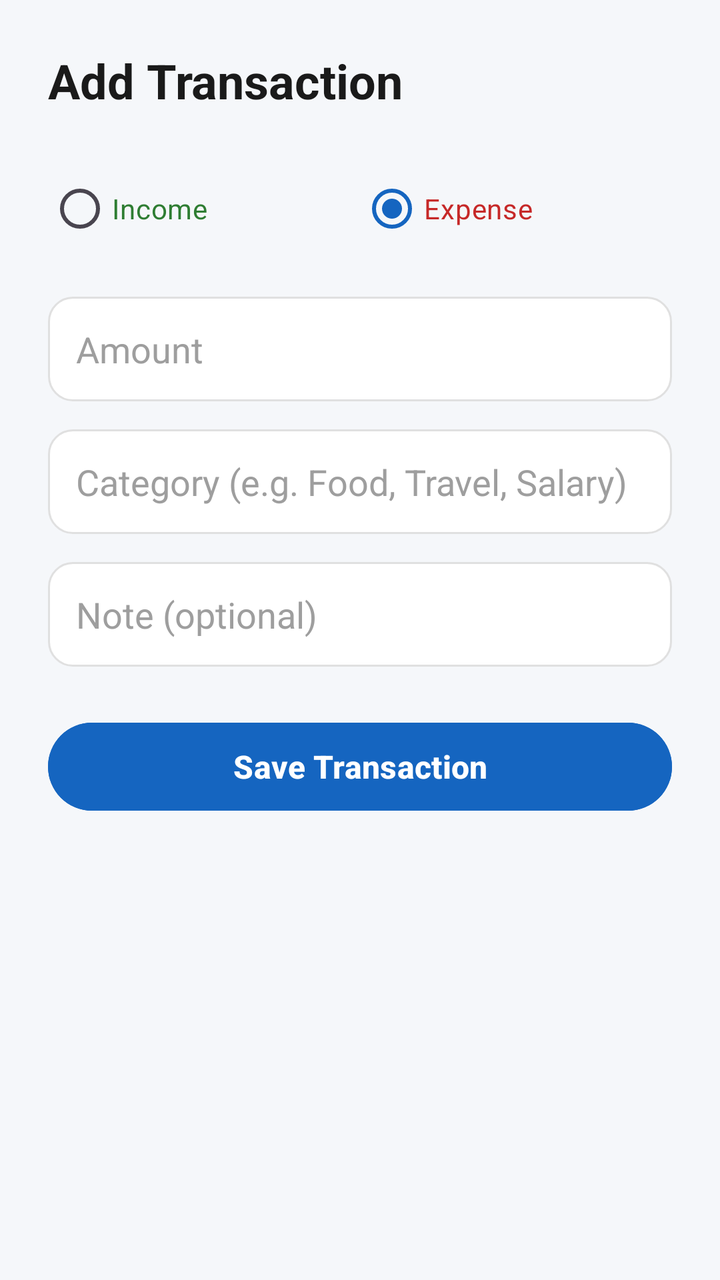
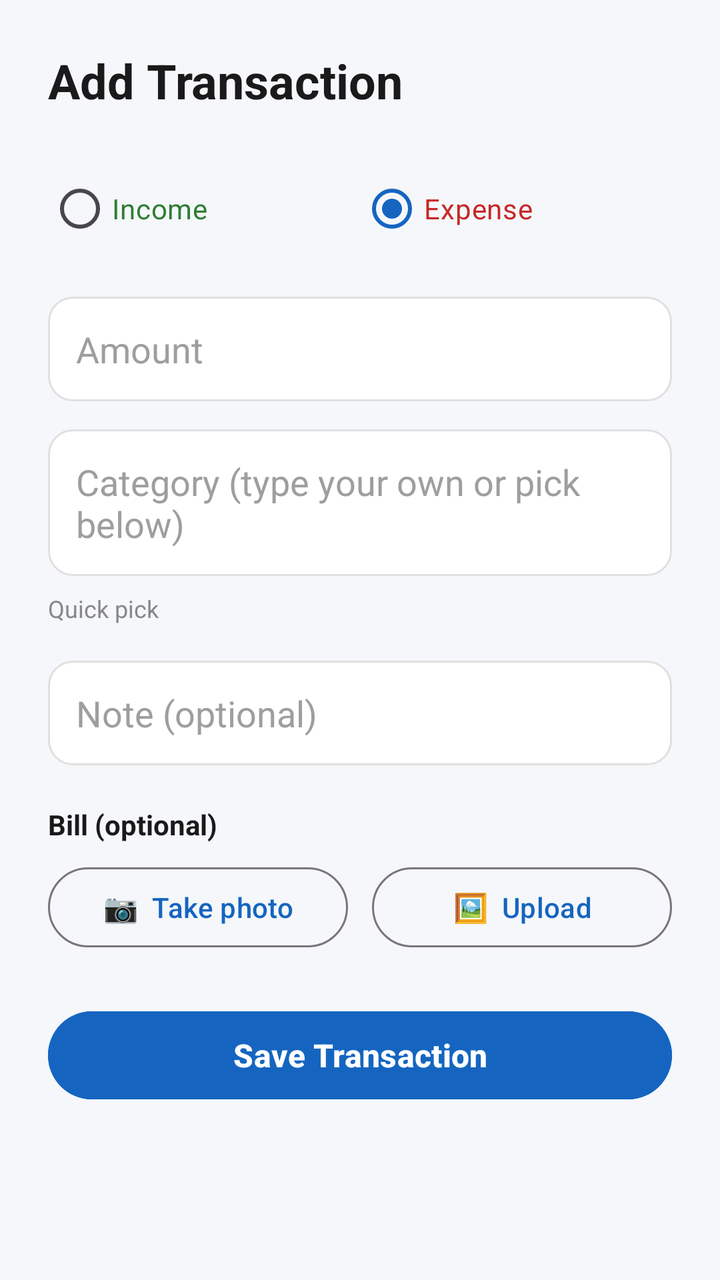

An Android layout rendered at two revisions. The XML below is the earlier revision; the diff shows what the commit changed to produce the second picture.
<!-- AndroidManifest.xml: application theme Theme.SmartSpend -->
<!-- res/layout/activity_add_transaction.xml -->
<?xml version="1.0" encoding="utf-8"?>
<ScrollView xmlns:android="http://schemas.android.com/apk/res/android"
    android:layout_width="match_parent"
    android:layout_height="match_parent"
    android:background="@color/sm_background">

    <LinearLayout
        android:layout_width="match_parent"
        android:layout_height="wrap_content"
        android:orientation="vertical"
        android:padding="24dp">

        <TextView
            android:layout_width="wrap_content"
            android:layout_height="wrap_content"
            android:layout_marginBottom="24dp"
            android:text="Add Transaction"
            android:textColor="@color/sm_text_primary"
            android:textSize="24sp"
            android:textStyle="bold" />

        <RadioGroup
            android:id="@+id/rgType"
            android:layout_width="match_parent"
            android:layout_height="wrap_content"
            android:layout_marginBottom="20dp"
            android:orientation="horizontal">

            <RadioButton
                android:id="@+id/rbIncome"
                android:layout_width="0dp"
                android:layout_height="wrap_content"
                android:layout_weight="1"
                android:text="Income"
                android:textColor="@color/sm_income" />

            <RadioButton
                android:id="@+id/rbExpense"
                android:layout_width="0dp"
                android:layout_height="wrap_content"
                android:layout_weight="1"
                android:checked="true"
                android:text="Expense"
                android:textColor="@color/sm_expense" />
        </RadioGroup>

        <EditText
            android:id="@+id/etAmount"
            android:layout_width="match_parent"
            android:layout_height="wrap_content"
            android:layout_marginBottom="14dp"
            android:background="@drawable/edittext_rounded_bg"
            android:hint="Amount"
            android:inputType="numberDecimal"
            android:padding="14dp"
            android:textColor="@color/sm_text_primary"
            android:textColorHint="@color/sm_text_hint" />

        <EditText
            android:id="@+id/etCategory"
            android:layout_width="match_parent"
            android:layout_height="wrap_content"
            android:layout_marginBottom="14dp"
            android:background="@drawable/edittext_rounded_bg"
            android:hint="Category (e.g. Food, Travel, Salary)"
            android:padding="14dp"
            android:textColor="@color/sm_text_primary"
            android:textColorHint="@color/sm_text_hint" />

        <EditText
            android:id="@+id/etNote"
            android:layout_width="match_parent"
            android:layout_height="wrap_content"
            android:layout_marginBottom="24dp"
            android:background="@drawable/edittext_rounded_bg"
            android:hint="Note (optional)"
            android:padding="14dp"
            android:textColor="@color/sm_text_primary"
            android:textColorHint="@color/sm_text_hint" />

        <Button
            android:id="@+id/btnSaveTransaction"
            android:layout_width="match_parent"
            android:layout_height="52dp"
            android:backgroundTint="@color/sm_primary"
            android:text="Save Transaction"
            android:textColor="@color/sm_on_primary"
            android:textSize="16sp"
            android:textStyle="bold" />

    </LinearLayout>

</ScrollView>
<!-- resources referenced by this layout -->
<resources>
  <color name="sm_background">#F5F7FA</color>
  <color name="sm_expense">#C62828</color>
  <color name="sm_income">#2E7D32</color>
  <color name="sm_on_primary">#FFFFFF</color>
  <color name="sm_primary">#1565C0</color>
  <color name="sm_text_hint">#9E9E9E</color>
  <color name="sm_text_primary">#1A1A1A</color>
  <!-- drawable edittext_rounded_bg (drawable) -->
  <?xml version="1.0" encoding="utf-8"?>
  <shape xmlns:android="http://schemas.android.com/apk/res/android"
      android:shape="rectangle">
      <solid android:color="@color/sm_surface" />
      <corners android:radius="12dp" />
      <stroke android:width="1dp" android:color="@color/sm_input_border" />
  </shape>
  <style name="Theme.SmartSpend" parent="Base.Theme.SmartSpend" />
  <color name="sm_surface">#FFFFFF</color>
  <color name="sm_input_border">#E0E0E0</color>
  <style name="Base.Theme.SmartSpend" parent="Theme.Material3.DayNight.NoActionBar">
          <item name="colorPrimary">@color/sm_primary</item>
          <item name="colorOnPrimary">@color/sm_on_primary</item>
          <item name="android:colorBackground">@color/sm_background</item>
          <item name="colorSurface">@color/sm_surface</item>
          <item name="colorOnSurface">@color/sm_text_primary</item>
          <item name="colorOnBackground">@color/sm_text_primary</item>
          <item name="android:textColorPrimary">@color/sm_text_primary</item>
          <item name="android:textColorSecondary">@color/sm_text_secondary</item>
          <item name="android:textColorHint">@color/sm_text_hint</item>
      </style>
  <color name="sm_text_secondary">#888888</color>
</resources>

<!-- the commit's change to res/layout/activity_add_transaction.xml (unified diff, before → after) -->
@@ -1,5 +1,6 @@
 <?xml version="1.0" encoding="utf-8"?>
 <ScrollView xmlns:android="http://schemas.android.com/apk/res/android"
+    xmlns:app="http://schemas.android.com/apk/res-auto"
     android:layout_width="match_parent"
     android:layout_height="match_parent"
     android:background="@color/sm_background">
@@ -11,6 +12,7 @@
         android:padding="24dp">
 
         <TextView
+            android:id="@+id/tvScreenTitle"
             android:layout_width="wrap_content"
             android:layout_height="wrap_content"
             android:layout_marginBottom="24dp"
@@ -60,23 +62,116 @@
             android:id="@+id/etCategory"
             android:layout_width="match_parent"
             android:layout_height="wrap_content"
-            android:layout_marginBottom="14dp"
+            android:layout_marginBottom="8dp"
             android:background="@drawable/edittext_rounded_bg"
-            android:hint="Category (e.g. Food, Travel, Salary)"
+            android:hint="Category (type your own or pick below)"
             android:padding="14dp"
             android:textColor="@color/sm_text_primary"
             android:textColorHint="@color/sm_text_hint" />
+
+        <TextView
+            android:layout_width="wrap_content"
+            android:layout_height="wrap_content"
+            android:layout_marginBottom="4dp"
+            android:text="Quick pick"
+            android:textColor="@color/sm_text_secondary"
+            android:textSize="12sp" />
+
+        <com.google.android.material.chip.ChipGroup
+            android:id="@+id/chipGroupCategories"
+            android:layout_width="match_parent"
+            android:layout_height="wrap_content"
+            android:layout_marginBottom="14dp"
+            app:chipSpacingHorizontal="8dp"
+            app:chipSpacingVertical="4dp"
+            app:selectionRequired="false"
+            app:singleSelection="true" />
 
         <EditText
             android:id="@+id/etNote"
             android:layout_width="match_parent"
             android:layout_height="wrap_content"
-            android:layout_marginBottom="24dp"
+            android:layout_marginBottom="20dp"
             android:background="@drawable/edittext_rounded_bg"
             android:hint="Note (optional)"
             android:padding="14dp"
             android:textColor="@color/sm_text_primary"
             android:textColorHint="@color/sm_text_hint" />
+
+        <LinearLayout
+            android:id="@+id/layoutBill"
+            android:layout_width="match_parent"
+            android:layout_height="wrap_content"
+            android:layout_marginBottom="24dp"
+            android:orientation="vertical">
+
+            <TextView
+                android:layout_width="wrap_content"
+                android:layout_height="wrap_content"
+                android:layout_marginBottom="8dp"
+                android:text="Bill (optional)"
+                android:textColor="@color/sm_text_primary"
+                android:textSize="14sp"
+                android:textStyle="bold" />
+
+            <LinearLayout
+                android:layout_width="match_parent"
+                android:layout_height="wrap_content"
+                android:orientation="horizontal">
+
+                <Button
+                    android:id="@+id/btnTakePhoto"
+                    style="?attr/materialButtonOutlinedStyle"
+                    android:layout_width="0dp"
+                    android:layout_height="wrap_content"
+                    android:layout_marginEnd="6dp"
+                    android:layout_weight="1"
+                    android:text="📷  Take photo" />
+
+                <Button
+                    android:id="@+id/btnPickPhoto"
+                    style="?attr/materialButtonOutlinedStyle"
+                    android:layout_width="0dp"
+                    android:layout_height="wrap_content"
+                    android:layout_marginStart="6dp"
+                    android:layout_weight="1"
+                    android:text="🖼️  Upload" />
+
+            </LinearLayout>
+
+            <FrameLayout
+                android:id="@+id/layoutBillPreview"
+                android:layout_width="match_parent"
+                android:layout_height="220dp"
+                android:layout_marginTop="12dp"
+                android:background="@color/sm_surface"
+                android:visibility="gone">
+
+                <ImageView
+                    android:id="@+id/ivBillPreview"
+                    android:layout_width="match_parent"
+                    android:layout_height="match_parent"
+                    android:contentDescription="Bill image"
+                    android:scaleType="fitCenter" />
+
+                <TextView
+                    android:id="@+id/tvRemoveBill"
+                    android:layout_width="wrap_content"
+                    android:layout_height="wrap_content"
+                    android:layout_gravity="top|end"
+                    android:layout_margin="8dp"
+                    android:background="@drawable/bg_chip"
+                    android:paddingStart="10dp"
+                    android:paddingTop="4dp"
+                    android:paddingEnd="10dp"
+                    android:paddingBottom="4dp"
+                    android:text="Remove"
+                    android:textColor="@color/sm_text_primary"
+                    android:textSize="12sp" />
+
+            </FrameLayout>
+
+        </LinearLayout>
 
         <Button
             android:id="@+id/btnSaveTransaction"
<!-- resource entries referenced after the edit -->
@@ -16,6 +16,7 @@
       <stroke android:width="1dp" android:color="@color/sm_input_border" />
   </shape>
   <style name="Theme.SmartSpend" parent="Base.Theme.SmartSpend" />
+  <color name="sm_suggestion_bg">#F0F4F8</color>
   <color name="sm_surface">#FFFFFF</color>
   <color name="sm_input_border">#E0E0E0</color>
   <style name="Base.Theme.SmartSpend" parent="Theme.Material3.DayNight.NoActionBar">
@@ -30,5 +31,12 @@
           <item name="android:textColorHint">@color/sm_text_hint</item>
       </style>
   <color name="sm_text_secondary">#888888</color>
+  <!-- drawable bg_chip (drawable) -->
+  <?xml version="1.0" encoding="utf-8"?>
+  <shape xmlns:android="http://schemas.android.com/apk/res/android"
+      android:shape="rectangle">
+      <solid android:color="@color/sm_suggestion_bg" />
+      <corners android:radius="8dp" />
+  </shape>
 </resources>
 
